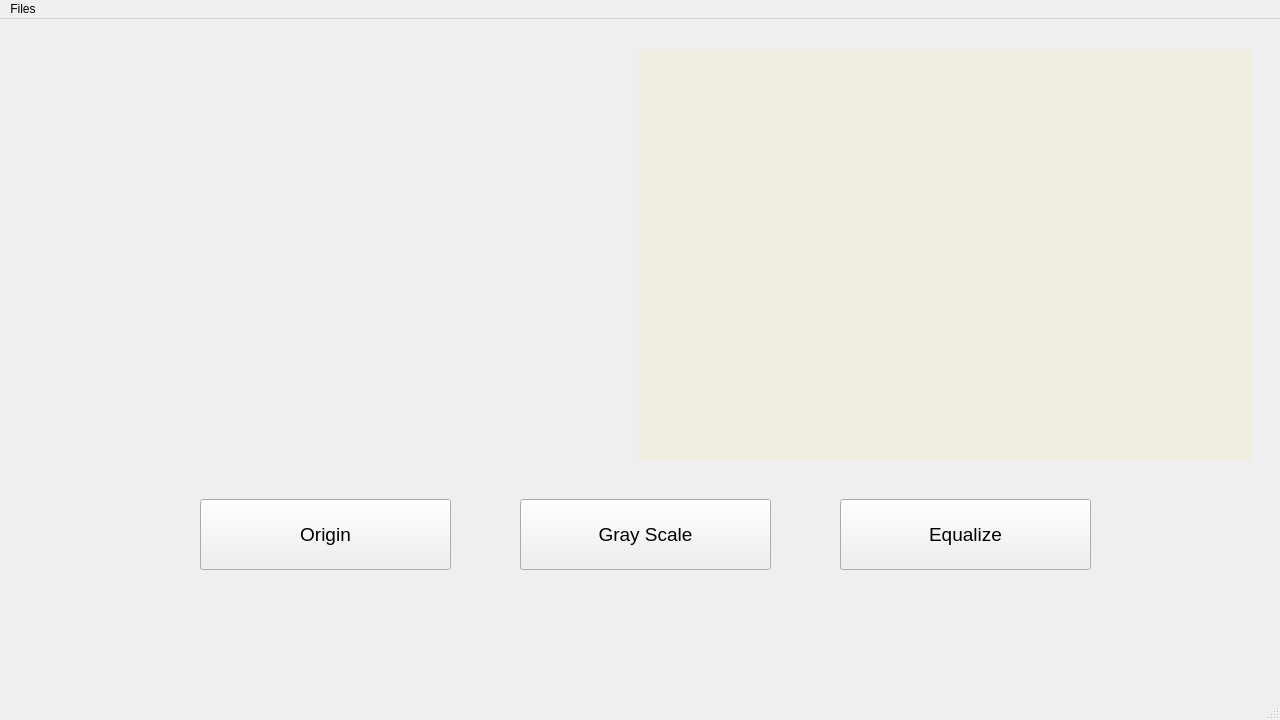
Before: the Qt Designer form mainwindow.ui in RedMakeUp/ImageHistogramEqualization, drawn with Qt 5.
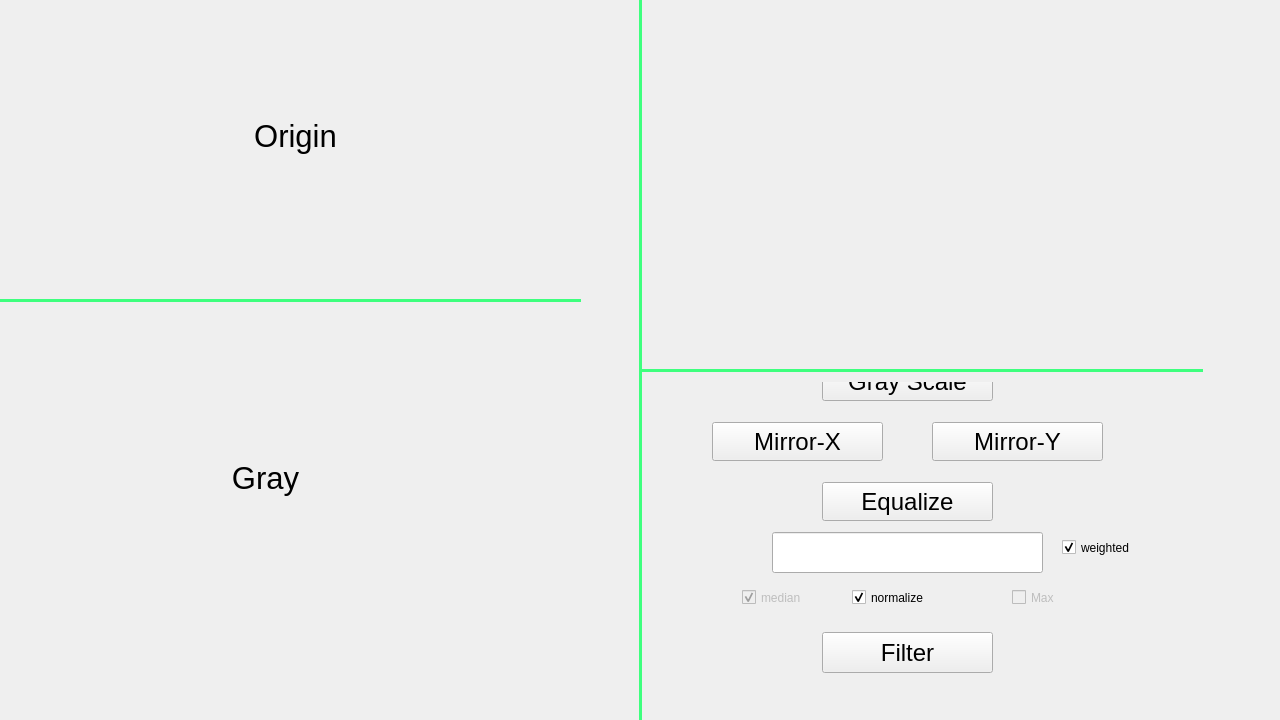
After: the same form once the commit is applied. Custom widgets are drawn as their Qt base class.

What changed in the file:
```diff
--- a/mainwindow.ui
+++ b/mainwindow.ui
@@ -26,137 +26,511 @@
    <string>Image Histogram Equalization</string>
   </property>
   <widget class="QWidget" name="centralwidget">
-   <widget class="QWidget" name="horizontalLayoutWidget">
+   <widget class="QSplitter" name="splitter">
     <property name="geometry">
      <rect>
-      <x>20</x>
-      <y>30</y>
-      <width>1231</width>
-      <height>411</height>
+      <x>0</x>
+      <y>0</y>
+      <width>1280</width>
+      <height>720</height>
      </rect>
     </property>
-    <layout class="QHBoxLayout" name="horizontalLayout">
-     <item>
-      <widget class="QCustomPlot" name="plotWidget" native="true"/>
-     </item>
-     <item>
-      <widget class="QLabel" name="imageViewer">
-       <property name="autoFillBackground">
-        <bool>false</bool>
+    <property name="styleSheet">
+     <string notr="true">QSplitter::handle
+{
+    background-color: rgb(62, 255, 126);
+}</string>
+    </property>
+    <property name="orientation">
+     <enum>Qt::Horizontal</enum>
+    </property>
+    <property name="handleWidth">
+     <number>3</number>
+    </property>
+    <widget class="QWidget" name="leftPane" native="true">
+     <property name="styleSheet">
+      <string notr="true"/>
+     </property>
+     <widget class="QSplitter" name="splitter_2">
+      <property name="geometry">
+       <rect>
+        <x>0</x>
+        <y>0</y>
+        <width>581</width>
+        <height>601</height>
+       </rect>
+      </property>
+      <property name="styleSheet">
+       <string notr="true">QSplitter::handle
+{
+    background-color: rgb(62, 255, 126);
+}</string>
+      </property>
+      <property name="orientation">
+       <enum>Qt::Vertical</enum>
+      </property>
+      <property name="handleWidth">
+       <number>3</number>
+      </property>
+      <widget class="QWidget" name="widget_2" native="true">
+       <property name="styleSheet">
+        <string notr="true"/>
        </property>
+       <widget class="QLabel" name="imageViewer_origin">
+        <property name="geometry">
+         <rect>
+          <x>130</x>
+          <y>20</y>
+          <width>331</width>
+          <height>231</height>
+         </rect>
+        </property>
+        <property name="font">
+         <font>
+          <pointsize>23</pointsize>
+         </font>
+        </property>
+        <property name="styleSheet">
+         <string notr="true"/>
+        </property>
+        <property name="text">
+         <string>Origin</string>
+        </property>
+        <property name="alignment">
+         <set>Qt::AlignCenter</set>
+        </property>
+       </widget>
+      </widget>
+      <widget class="QWidget" name="widget_3" native="true">
        <property name="styleSheet">
-        <string notr="true">border-color: rgb(255, 76, 6);
-background-color: rgb(238, 237, 223);</string>
+        <string notr="true"/>
        </property>
-       <property name="text">
-        <string/>
+       <widget class="QLabel" name="imageViewer_gray">
+        <property name="geometry">
+         <rect>
+          <x>100</x>
+          <y>60</y>
+          <width>331</width>
+          <height>231</height>
+         </rect>
+        </property>
+        <property name="font">
+         <font>
+          <pointsize>23</pointsize>
+         </font>
+        </property>
+        <property name="styleSheet">
+         <string notr="true"/>
+        </property>
+        <property name="text">
+         <string>Gray</string>
+        </property>
+        <property name="alignment">
+         <set>Qt::AlignCenter</set>
+        </property>
+       </widget>
+      </widget>
+     </widget>
+    </widget>
+    <widget class="QWidget" name="rightPane" native="true">
+     <property name="styleSheet">
+      <string notr="true"/>
+     </property>
+     <widget class="QSplitter" name="splitter_3">
+      <property name="geometry">
+       <rect>
+        <x>-20</x>
+        <y>50</y>
+        <width>581</width>
+        <height>641</height>
+       </rect>
+      </property>
+      <property name="styleSheet">
+       <string notr="true">QSplitter::handle
+{
+    background-color: rgb(62, 255, 126);
+}</string>
+      </property>
+      <property name="orientation">
+       <enum>Qt::Vertical</enum>
+      </property>
+      <property name="handleWidth">
+       <number>3</number>
+      </property>
+      <widget class="QCustomPlot" name="plotWidget" native="true">
+       <property name="styleSheet">
+        <string notr="true"/>
        </property>
       </widget>
-     </item>
-    </layout>
+      <widget class="QWidget" name="widget_4" native="true">
+       <widget class="QScrollArea" name="scrollArea">
+        <property name="geometry">
+         <rect>
+          <x>30</x>
+          <y>10</y>
+          <width>531</width>
+          <height>301</height>
+         </rect>
+        </property>
+        <property name="styleSheet">
+         <string notr="true">QScrollArea{
+	border: none
+}</string>
+        </property>
+        <property name="widgetResizable">
+         <bool>true</bool>
+        </property>
+        <widget class="QWidget" name="scrollAreaWidgetContents">
+         <property name="geometry">
+          <rect>
+           <x>0</x>
+           <y>0</y>
+           <width>531</width>
+           <height>301</height>
+          </rect>
+         </property>
+         <widget class="QWidget" name="widget_5" native="true">
+          <property name="geometry">
+           <rect>
+            <x>10</x>
+            <y>-100</y>
+            <width>511</width>
+            <height>411</height>
+           </rect>
+          </property>
+          <widget class="QPushButton" name="pushButton">
+           <property name="geometry">
+            <rect>
+             <x>380</x>
+             <y>20</y>
+             <width>111</width>
+             <height>39</height>
+            </rect>
+           </property>
+           <property name="font">
+            <font>
+             <pointsize>18</pointsize>
+            </font>
+           </property>
+           <property name="cursor">
+            <cursorShape>PointingHandCursor</cursorShape>
+           </property>
+           <property name="text">
+            <string>Load</string>
+           </property>
+           <property name="checkable">
+            <bool>false</bool>
+           </property>
+           <property name="autoDefault">
+            <bool>false</bool>
+           </property>
+           <property name="default">
+            <bool>false</bool>
+           </property>
+           <property name="flat">
+            <bool>false</bool>
+           </property>
+          </widget>
+          <widget class="QLabel" name="label">
+           <property name="geometry">
+            <rect>
+             <x>13</x>
+             <y>24</y>
+             <width>90</width>
+             <height>30</height>
+            </rect>
+           </property>
+           <property name="font">
+            <font>
+             <pointsize>18</pointsize>
+            </font>
+           </property>
+           <property name="text">
+            <string>Image:</string>
+           </property>
+           <property name="alignment">
+            <set>Qt::AlignLeading|Qt::AlignLeft|Qt::AlignVCenter</set>
+           </property>
+          </widget>
+          <widget class="QLineEdit" name="lineEdit_imageName">
+           <property name="geometry">
+            <rect>
+             <x>110</x>
+             <y>20</y>
+             <width>261</width>
+             <height>41</height>
+            </rect>
+           </property>
+           <property name="font">
+            <font>
+             <pointsize>14</pointsize>
+            </font>
+           </property>
+           <property name="readOnly">
+            <bool>true</bool>
+           </property>
+          </widget>
+          <widget class="QPushButton" name="pushButton_3">
+           <property name="geometry">
+            <rect>
+             <x>50</x>
+             <y>140</y>
+             <width>171</width>
+             <height>39</height>
+            </rect>
+           </property>
+           <property name="font">
+            <font>
+             <pointsize>18</pointsize>
+            </font>
+           </property>
+           <property name="cursor">
+            <cursorShape>PointingHandCursor</cursorShape>
+           </property>
+           <property name="text">
+            <string>Mirror-X</string>
+           </property>
+           <property name="checkable">
+            <bool>false</bool>
+           </property>
+           <property name="autoDefault">
+            <bool>false</bool>
+           </property>
+           <property name="default">
+            <bool>false</bool>
+           </property>
+           <property name="flat">
+            <bool>false</bool>
+           </property>
+          </widget>
+          <widget class="QPushButton" name="pushButton_4">
+           <property name="geometry">
+            <rect>
+             <x>270</x>
+             <y>140</y>
+             <width>171</width>
+             <height>39</height>
+            </rect>
+           </property>
+           <property name="font">
+            <font>
+             <pointsize>18</pointsize>
+            </font>
+           </property>
+           <property name="cursor">
+            <cursorShape>PointingHandCursor</cursorShape>
+           </property>
+           <property name="text">
+            <string>Mirror-Y</string>
+           </property>
+           <property name="checkable">
+            <bool>false</bool>
+           </property>
+           <property name="autoDefault">
+            <bool>false</bool>
+           </property>
+           <property name="default">
+            <bool>false</bool>
+           </property>
+           <property name="flat">
+            <bool>false</bool>
+           </property>
+          </widget>
+          <widget class="QPushButton" name="pushButton_5">
+           <property name="geometry">
+            <rect>
+             <x>160</x>
+             <y>80</y>
+             <width>171</width>
+             <height>39</height>
+            </rect>
+           </property>
+           <property name="font">
+            <font>
+             <pointsize>18</pointsize>
+            </font>
+           </property>
+           <property name="cursor">
+            <cursorShape>PointingHandCursor</cursorShape>
+           </property>
+           <property name="text">
+            <string>Gray Scale</string>
+           </property>
+           <property name="checkable">
+            <bool>false</bool>
+           </property>
+           <property name="autoDefault">
+            <bool>false</bool>
+           </property>
+           <property name="default">
+            <bool>false</bool>
+           </property>
+           <property name="flat">
+            <bool>false</bool>
+           </property>
+          </widget>
+          <widget class="QPushButton" name="pushButton_6">
+           <property name="geometry">
+            <rect>
+             <x>160</x>
+             <y>200</y>
+             <width>171</width>
+             <height>39</height>
+            </rect>
+           </property>
+           <property name="font">
+            <font>
+             <pointsize>18</pointsize>
+            </font>
+           </property>
+           <property name="cursor">
+            <cursorShape>PointingHandCursor</cursorShape>
+           </property>
+           <property name="text">
+            <string>Equalize</string>
+           </property>
+           <property name="checkable">
+            <bool>false</bool>
+           </property>
+           <property name="autoDefault">
+            <bool>false</bool>
+           </property>
+           <property name="default">
+            <bool>false</bool>
+           </property>
+           <property name="flat">
+            <bool>false</bool>
+           </property>
+          </widget>
+          <widget class="QLineEdit" name="lineEdit_filter">
+           <property name="geometry">
+            <rect>
+             <x>110</x>
+             <y>250</y>
+             <width>271</width>
+             <height>41</height>
+            </rect>
+           </property>
+           <property name="font">
+            <font>
+             <pointsize>14</pointsize>
+            </font>
+           </property>
+           <property name="readOnly">
+            <bool>false</bool>
+           </property>
+          </widget>
+          <widget class="QPushButton" name="pushButton_2">
+           <property name="geometry">
+            <rect>
+             <x>160</x>
+             <y>350</y>
+             <width>171</width>
+             <height>41</height>
+            </rect>
+           </property>
+           <property name="font">
+            <font>
+             <pointsize>18</pointsize>
+            </font>
+           </property>
+           <property name="cursor">
+            <cursorShape>PointingHandCursor</cursorShape>
+           </property>
+           <property name="text">
+            <string>Filter</string>
+           </property>
+           <property name="checkable">
+            <bool>false</bool>
+           </property>
+           <property name="autoDefault">
+            <bool>false</bool>
+           </property>
+           <property name="default">
+            <bool>false</bool>
+           </property>
+           <property name="flat">
+            <bool>false</bool>
+           </property>
+          </widget>
+          <widget class="QCheckBox" name="checkBox">
+           <property name="geometry">
+            <rect>
+             <x>190</x>
+             <y>300</y>
+             <width>101</width>
+             <height>31</height>
+            </rect>
+           </property>
+           <property name="text">
+            <string>normalize</string>
+           </property>
+           <property name="checked">
+            <bool>true</bool>
+           </property>
+          </widget>
+          <widget class="QCheckBox" name="checkBox_2">
+           <property name="enabled">
+            <bool>false</bool>
+           </property>
+           <property name="geometry">
+            <rect>
+             <x>80</x>
+             <y>300</y>
+             <width>101</width>
+             <height>31</height>
+            </rect>
+           </property>
+           <property name="text">
+            <string>median</string>
+           </property>
+           <property name="checked">
+            <bool>true</bool>
+           </property>
+          </widget>
+          <widget class="QCheckBox" name="checkBox_3">
+           <property name="enabled">
+            <bool>false</bool>
+           </property>
+           <property name="geometry">
+            <rect>
+             <x>350</x>
+             <y>300</y>
+             <width>101</width>
+             <height>31</height>
+            </rect>
+           </property>
+           <property name="text">
+            <string>Max</string>
+           </property>
+           <property name="checked">
+            <bool>false</bool>
+           </property>
+          </widget>
+          <widget class="QCheckBox" name="checkBox_4">
+           <property name="geometry">
+            <rect>
+             <x>400</x>
+             <y>250</y>
+             <width>101</width>
+             <height>31</height>
+            </rect>
+           </property>
+           <property name="text">
+            <string>weighted</string>
+           </property>
+           <property name="checked">
+            <bool>true</bool>
+           </property>
+          </widget>
+         </widget>
+        </widget>
+       </widget>
+      </widget>
+     </widget>
+    </widget>
    </widget>
-   <widget class="QPushButton" name="pushButton_4">
-    <property name="geometry">
-     <rect>
-      <x>200</x>
-      <y>480</y>
-      <width>251</width>
-      <height>71</height>
-     </rect>
-    </property>
-    <property name="minimumSize">
-     <size>
-      <width>0</width>
-      <height>0</height>
-     </size>
-    </property>
-    <property name="font">
-     <font>
-      <pointsize>14</pointsize>
-     </font>
-    </property>
-    <property name="text">
-     <string>Origin</string>
-    </property>
-   </widget>
-   <widget class="QPushButton" name="pushButton_2">
-    <property name="geometry">
-     <rect>
-      <x>520</x>
-      <y>480</y>
-      <width>251</width>
-      <height>71</height>
-     </rect>
-    </property>
-    <property name="font">
-     <font>
-      <pointsize>14</pointsize>
-     </font>
-    </property>
-    <property name="text">
-     <string>Gray Scale</string>
-    </property>
-   </widget>
-   <widget class="QPushButton" name="pushButton_3">
-    <property name="geometry">
-     <rect>
-      <x>840</x>
-      <y>480</y>
-      <width>251</width>
-      <height>71</height>
-     </rect>
-    </property>
-    <property name="font">
-     <font>
-      <pointsize>14</pointsize>
-     </font>
-    </property>
-    <property name="text">
-     <string>Equalize</string>
-    </property>
-   </widget>
-   <widget class="QLabel" name="labelWarn">
-    <property name="geometry">
-     <rect>
-      <x>200</x>
-      <y>580</y>
-      <width>891</width>
-      <height>71</height>
-     </rect>
-    </property>
-    <property name="font">
-     <font>
-      <pointsize>15</pointsize>
-     </font>
-    </property>
-    <property name="text">
-     <string/>
-    </property>
-    <property name="alignment">
-     <set>Qt::AlignCenter</set>
-    </property>
-   </widget>
   </widget>
-  <widget class="QMenuBar" name="menubar">
-   <property name="geometry">
-    <rect>
-     <x>0</x>
-     <y>0</y>
-     <width>1280</width>
-     <height>26</height>
-    </rect>
-   </property>
-   <widget class="QMenu" name="menuFiles">
-    <property name="title">
-     <string>Files</string>
-    </property>
-    <addaction name="actionOpenFile"/>
-    <addaction name="separator"/>
-    <addaction name="actionExit"/>
-   </widget>
-   <addaction name="menuFiles"/>
-  </widget>
-  <widget class="QStatusBar" name="statusbar"/>
   <action name="actionOpenFile">
    <property name="text">
     <string>Open</string>
```
Left out of the diff: 56 changed lines with no effect on the pictures.
